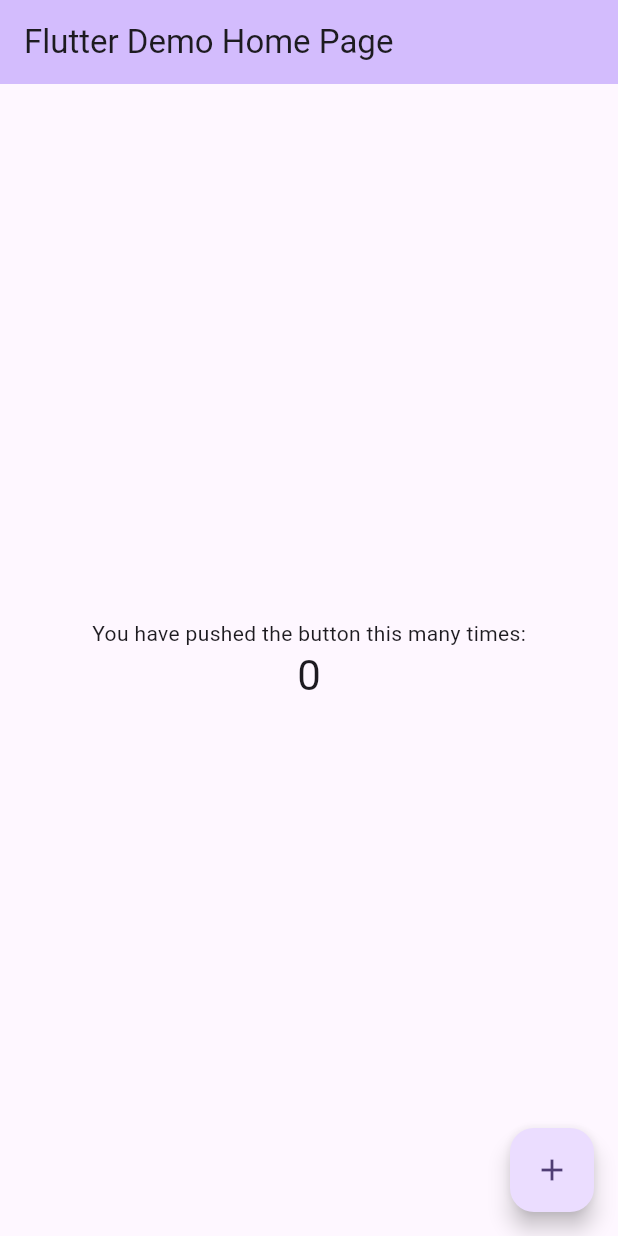
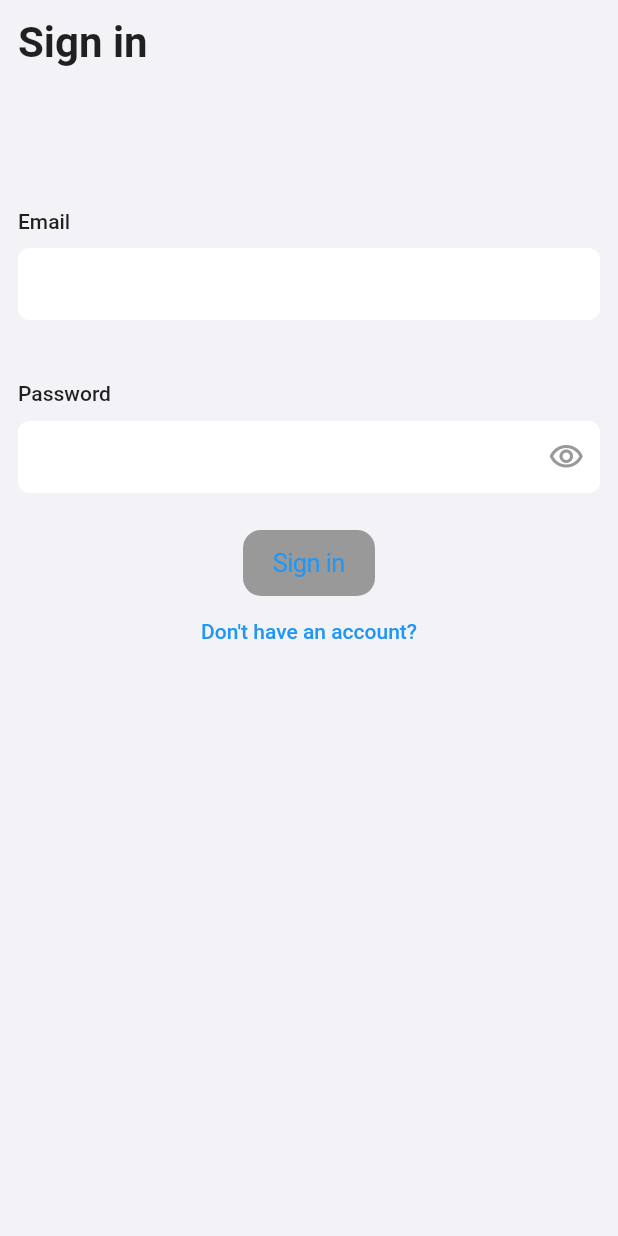
Before and after one commit to KhangHo096/note_app, a Flutter app: the screen it shows after launch, on a phone screen of 412 x 824 dp. Run offline on Flutter 3.47's test engine with Material 2 defaults, Android fonts, the phone set to English and light mode, and no system bars; drawn by our look-alikes of keyboard_dismisser, reactive_forms; our stand-ins replace flutter_bloc.

Commit message:
WIP - Add Sign in screen UI and validations

```diff
--- /dev/null
+++ b/lib/base/base_bloc.dart
@@ -0,0 +1,7 @@
+import 'package:flutter_bloc/flutter_bloc.dart';
+
+abstract class BaseBloc<S> extends Cubit<S> {
+  BaseBloc(S state) : super(state);
+
+
+}
--- a/lib/main.dart
+++ b/lib/main.dart
@@ -1,4 +1,7 @@
 import 'package:flutter/material.dart';
+import 'package:flutter/services.dart';
+import 'package:note_app/modules/home/view/home_view.dart';
+import 'package:note_app/modules/sign_in/view/sign_in_view.dart';
 
 void main() {
   runApp(const MyApp());
@@ -7,119 +10,17 @@ void main() {
 class MyApp extends StatelessWidget {
   const MyApp({super.key});
 
-  // This widget is the root of your application.
   @override
   Widget build(BuildContext context) {
     return MaterialApp(
-      title: 'Flutter Demo',
       theme: ThemeData(
-        // This is the theme of your application.
-        //
-        // TRY THIS: Try running your application with "flutter run". You'll see
-        // the application has a blue toolbar. Then, without quitting the app,
-        // try changing the seedColor in the colorScheme below to Colors.green
-        // and then invoke "hot reload" (save your changes or press the "hot
-        // reload" button in a Flutter-supported IDE, or press "r" if you used
-        // the command line to start the app).
-        //
-        // Notice that the counter didn't reset back to zero; the application
-        // state is not lost during the reload. To reset the state, use hot
-        // restart instead.
-        //
-        // This works for code too, not just values: Most code changes can be
-        // tested with just a hot reload.
-        colorScheme: ColorScheme.fromSeed(seedColor: Colors.deepPurple),
-        useMaterial3: true,
+        appBarTheme: const AppBarTheme(
+          systemOverlayStyle: SystemUiOverlayStyle.dark,
+        ),
       ),
-      home: const MyHomePage(title: 'Flutter Demo Home Page'),
+      title: 'Note App',
+      home: const SignInView(),
+      debugShowCheckedModeBanner: false,
     );
   }
 }
-
-class MyHomePage extends StatefulWidget {
-  const MyHomePage({super.key, required this.title});
-
-  // This widget is the home page of your application. It is stateful, meaning
-  // that it has a State object (defined below) that contains fields that affect
-  // how it looks.
-
-  // This class is the configuration for the state. It holds the values (in this
-  // case the title) provided by the parent (in this case the App widget) and
-  // used by the build method of the State. Fields in a Widget subclass are
-  // always marked "final".
-
-  final String title;
-
-  @override
-  State<MyHomePage> createState() => _MyHomePageState();
-}
-
-class _MyHomePageState extends State<MyHomePage> {
-  int _counter = 0;
-
-  void _incrementCounter() {
-    setState(() {
-      // This call to setState tells the Flutter framework that something has
-      // changed in this State, which causes it to rerun the build method below
-      // so that the display can reflect the updated values. If we changed
-      // _counter without calling setState(), then the build method would not be
-      // called again, and so nothing would appear to happen.
-      _counter++;
-    });
-  }
-
-  @override
-  Widget build(BuildContext context) {
-    // This method is rerun every time setState is called, for instance as done
-    // by the _incrementCounter method above.
-    //
-    // The Flutter framework has been optimized to make rerunning build methods
-    // fast, so that you can just rebuild anything that needs updating rather
-    // than having to individually change instances of widgets.
-    return Scaffold(
-      appBar: AppBar(
-        // TRY THIS: Try changing the color here to a specific color (to
-        // Colors.amber, perhaps?) and trigger a hot reload to see the AppBar
-        // change color while the other colors stay the same.
-        backgroundColor: Theme.of(context).colorScheme.inversePrimary,
-        // Here we take the value from the MyHomePage object that was created by
-        // the App.build method, and use it to set our appbar title.
-        title: Text(widget.title),
-      ),
-      body: Center(
-        // Center is a layout widget. It takes a single child and positions it
-        // in the middle of the parent.
-        child: Column(
-          // Column is also a layout widget. It takes a list of children and
-          // arranges them vertically. By default, it sizes itself to fit its
-          // children horizontally, and tries to be as tall as its parent.
-          //
-          // Column has various properties to control how it sizes itself and
-          // how it positions its children. Here we use mainAxisAlignment to
-          // center the children vertically; the main axis here is the vertical
-          // axis because Columns are vertical (the cross axis would be
-          // horizontal).
-          //
-          // TRY THIS: Invoke "debug painting" (choose the "Toggle Debug Paint"
-          // action in the IDE, or press "p" in the console), to see the
-          // wireframe for each widget.
-          mainAxisAlignment: MainAxisAlignment.center,
-          children: <Widget>[
-            const Text(
-              'You have pushed the button this many times:',
-            ),
-            Text(
-              '$_counter',
-              style: Theme.of(context).textTheme.headlineMedium,
-            ),
-          ],
-        ),
-      ),
-      floatingActionButton: FloatingActionButton(
-        onPressed: _incrementCounter,
-        tooltip: 'Increment',
-        child: const Icon(Icons.add),
-      ), // This trailing comma makes auto-formatting nicer for build methods.
-    );
-  }
-}
--- /dev/null
+++ b/lib/modules/home/view/home_view.dart
@@ -0,0 +1,55 @@
+import 'package:flutter/cupertino.dart';
+import 'package:flutter/material.dart';
+import 'package:note_app/modules/home/widgets/note_item.dart';
+
+class HomeView extends StatefulWidget {
+  const HomeView({super.key});
+
+  @override
+  State<HomeView> createState() => _HomeViewState();
+}
+
+class _HomeViewState extends State<HomeView> {
+  @override
+  Widget build(BuildContext context) {
+    return Scaffold(
+      backgroundColor: CupertinoColors.systemGroupedBackground,
+      body: SafeArea(
+        child: Column(
+          crossAxisAlignment: CrossAxisAlignment.start,
+          children: [
+            _homeTitle(),
+            _notesList(),
+          ],
+        ),
+      ),
+    );
+  }
+
+  Expanded _notesList() {
+    return Expanded(
+      child: Padding(
+        padding: const EdgeInsets.symmetric(horizontal: 20.0),
+        child: ListView.builder(
+          itemBuilder: (context, index) {
+            return NoteItem();
+          },
+          itemCount: 4,
+        ),
+      ),
+    );
+  }
+
+  Padding _homeTitle() {
+    return const Padding(
+      padding: EdgeInsets.all(20.0),
+      child: Text(
+        'Notes',
+        style: TextStyle(
+          fontSize: 28.0,
+          fontWeight: FontWeight.bold,
+        ),
+      ),
+    );
+  }
+}
--- /dev/null
+++ b/lib/modules/home/widgets/note_item.dart
@@ -0,0 +1,31 @@
+import 'package:flutter/material.dart';
+
+class NoteItem extends StatelessWidget {
+  const NoteItem({super.key});
+
+  @override
+  Widget build(BuildContext context) {
+    return Container(
+      height: 45.0,
+      width: MediaQuery.of(context).size.width,
+      margin: const EdgeInsets.only(bottom: 16.0),
+      decoration: BoxDecoration(
+        borderRadius: BorderRadius.circular(8.0),
+        color: Colors.white,
+      ),
+      child: Align(
+        alignment: Alignment.centerLeft,
+        child: Padding(
+          padding: const EdgeInsets.all(12.0),
+          child: Text(
+            'lol',
+            style: TextStyle(
+              fontSize: 14.0,
+              fontWeight: FontWeight.normal,
+            ),
+          ),
+        ),
+      ),
+    );
+  }
+}
--- /dev/null
+++ b/lib/modules/sign_in/bloc/sign_in_bloc.dart
@@ -0,0 +1,26 @@
+import 'package:flutter_bloc/flutter_bloc.dart';
+import 'package:note_app/modules/sign_in/bloc/sign_in_state.dart';
+import 'package:reactive_forms/reactive_forms.dart';
+
+class SignInBloc extends Cubit<SignInState> {
+  SignInBloc() : super(SignInState());
+  final form = FormGroup(
+    {
+      'email': FormControl<String>(
+        validators: [
+          Validators.required,
+          Validators.email,
+        ],
+      ),
+      'password': FormControl<String>(
+        validators: [
+          Validators.required,
+          Validators.maxLength(16),
+          Validators.minLength(8),
+        ],
+      ),
+    },
+  );
+
+  onEmailChanged(String email) {}
+}
--- /dev/null
+++ b/lib/modules/sign_in/bloc/sign_in_state.dart
@@ -0,0 +1 @@
+class SignInState {}
--- /dev/null
+++ b/lib/modules/sign_in/view/sign_in_view.dart
@@ -0,0 +1,116 @@
+import 'package:flutter/cupertino.dart';
+import 'package:flutter/material.dart';
+import 'package:flutter_bloc/flutter_bloc.dart';
+import 'package:keyboard_dismisser/keyboard_dismisser.dart';
+import 'package:note_app/modules/sign_in/bloc/sign_in_bloc.dart';
+import 'package:note_app/modules/sign_in/bloc/sign_in_state.dart';
+import 'package:note_app/widgets/input_field.dart';
+import 'package:reactive_forms/reactive_forms.dart';
+
+class SignInView extends StatefulWidget {
+  const SignInView({super.key});
+
+  @override
+  State<SignInView> createState() => _SignInViewState();
+}
+
+class _SignInViewState extends State<SignInView> {
+  double _screenHeight = 0;
+  late final SignInBloc _bloc;
+
+  @override
+  void initState() {
+    super.initState();
+    _bloc = SignInBloc();
+  }
+
+  @override
+  Widget build(BuildContext context) {
+    _screenHeight = MediaQuery.of(context).size.height;
+    return BlocProvider.value(
+      value: _bloc,
+      child: Scaffold(
+        backgroundColor: CupertinoColors.systemGroupedBackground,
+        body: KeyboardDismisser(
+          child: SafeArea(
+            child: Column(
+              crossAxisAlignment: CrossAxisAlignment.start,
+              children: [
+                _title(),
+                Expanded(
+                  child: SingleChildScrollView(
+                    child: BlocBuilder<SignInBloc, SignInState>(
+                      builder: (context, state) {
+                        return ReactiveForm(
+                          formGroup: _bloc.form,
+                          child: Column(
+                            children: [
+                              SizedBox(height: _screenHeight * .1),
+                              EmailField(
+                                title: 'Email',
+                                formControlName: 'email',
+                              ),
+                              SizedBox(height: _screenHeight * .05),
+                              PasswordInputField(
+                                title: 'Password',
+                                formControlName: 'password',
+                              ),
+                              SizedBox(height: _screenHeight * .03),
+                              _SignInButton(),
+                              Center(
+                                child: TextButton(
+                                  onPressed: () {},
+                                  child: Text(
+                                    'Don\'t have an account?',
+                                  ),
+                                ),
+                              ),
+                            ],
+                          ),
+                        );
+                      },
+                    ),
+                  ),
+                )
+              ],
+            ),
+          ),
+        ),
+      ),
+    );
+  }
+
+  Widget _title() {
+    return const Padding(
+      padding: EdgeInsets.all(12.0),
+      child: Text(
+        'Sign in',
+        style: TextStyle(
+          fontSize: 28.0,
+          fontWeight: FontWeight.bold,
+        ),
+      ),
+    );
+  }
+}
+
+class _SignInButton extends StatelessWidget {
+  const _SignInButton();
+
+  @override
+  Widget build(BuildContext context) {
+    final form = ReactiveForm.of(context);
+    return Center(
+      child: CupertinoButton(
+        padding: const EdgeInsets.symmetric(horizontal: 20.0),
+        color: (form?.valid ?? false)
+            ? CupertinoColors.activeBlue
+            : CupertinoColors.inactiveGray,
+        onPressed: () {},
+        child: const Text(
+          'Sign in',
+        ),
+      ),
+    );
+  }
+}
--- /dev/null
+++ b/lib/widgets/input_field.dart
@@ -0,0 +1,145 @@
+import 'package:flutter/cupertino.dart';
+import 'package:flutter/material.dart';
+import 'package:reactive_forms/reactive_forms.dart';
+
+class EmailField extends StatefulWidget {
+  final String title;
+  final String formControlName;
+
+  const EmailField({
+    super.key,
+    required this.title,
+    required this.formControlName,
+  });
+
+  @override
+  State<EmailField> createState() => _EmailFieldState();
+}
+
+class _EmailFieldState extends State<EmailField> {
+  @override
+  Widget build(BuildContext context) {
+    return Padding(
+      padding: const EdgeInsets.symmetric(horizontal: 12.0),
+      child: Column(
+        crossAxisAlignment: CrossAxisAlignment.start,
+        children: [
+          Text(
+            widget.title,
+            style: const TextStyle(
+              fontWeight: FontWeight.w500,
+            ),
+          ),
+          const SizedBox(height: 10.0),
+          ReactiveTextField(
+            formControlName: widget.formControlName,
+            validationMessages: {
+              'required': (error) => 'Email must not be empty',
+              'email': (error) => 'Invalid email format'
+            },
+            decoration: InputDecoration(
+              filled: true,
+              fillColor: Colors.white,
+              border: _border(),
+              enabledBorder: _border(),
+              contentPadding: const EdgeInsets.symmetric(
+                vertical: 0,
+                horizontal: 12.0,
+              ),
+            ),
+          ),
+        ],
+      ),
+    );
+  }
+
+  OutlineInputBorder _border() {
+    return OutlineInputBorder(
+      borderSide: const BorderSide(color: Colors.white),
+      borderRadius: BorderRadius.circular(8.0),
+    );
+  }
+}
+
+class PasswordInputField extends StatefulWidget {
+  final String title;
+  final String formControlName;
+
+  const PasswordInputField({
+    super.key,
+    required this.title,
+    required this.formControlName,
+  });
+
+  @override
+  State<PasswordInputField> createState() => _PasswordInputFieldState();
+}
+
+class _PasswordInputFieldState extends State<PasswordInputField> {
+  bool _obscured = true;
+
+  @override
+  Widget build(BuildContext context) {
+    return Padding(
+      padding: const EdgeInsets.symmetric(horizontal: 12.0),
+      child: Column(
+        crossAxisAlignment: CrossAxisAlignment.start,
+        children: [
+          Text(
+            widget.title,
+            style: const TextStyle(
+              fontWeight: FontWeight.w500,
+            ),
+          ),
+          const SizedBox(height: 10.0),
+          ReactiveTextField(
+            obscureText: _obscured,
+            formControlName: widget.formControlName,
+            validationMessages: {
+              'required': (error) => 'Password is required',
+              'minLength': (error) =>
+                  'Password must have at least 8 characters',
+              'maxLength': (error) =>
+                  'Password cannot have more than 16 characters'
+            },
+            decoration: InputDecoration(
+              filled: true,
+              fillColor: Colors.white,
+              border: _border(),
+              enabledBorder: _border(),
+              suffixIconConstraints: const BoxConstraints(
+                maxWidth: 45.0,
+              ),
+              suffixIcon: _visibilityButton(),
+              contentPadding: const EdgeInsets.symmetric(
+                vertical: 0,
+                horizontal: 12.0,
+              ),
+            ),
+          ),
+        ],
+      ),
+    );
+  }
+
+  OutlineInputBorder _border() {
+    return OutlineInputBorder(
+      borderSide: const BorderSide(color: Colors.white),
+      borderRadius: BorderRadius.circular(8.0),
+    );
+  }
+
+  TextButton _visibilityButton() {
+    return TextButton(
+      onPressed: () {
+        setState(() {
+          _obscured = !_obscured;
+        });
+      },
+      child: Icon(
+        _obscured ? Icons.visibility_outlined : Icons.visibility_off_outlined,
+        color: CupertinoColors.inactiveGray,
+      ),
+    );
+  }
+}
```
Also changed, not shown: pubspec.yaml (+5 -67 lines), lib/modules/note/note_detail_view.dart (added), pubspec.lock.
